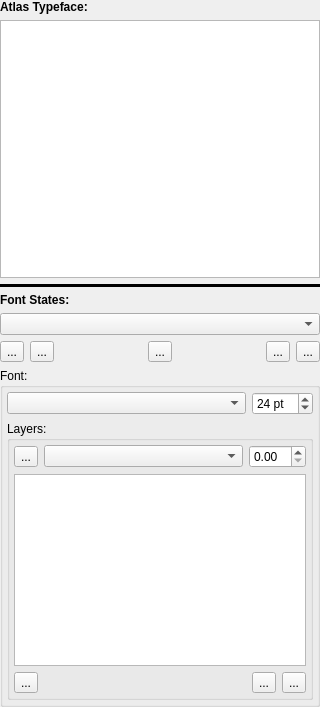
The window that Harmony/src/Editor/Font/FontWidget.ui (GameOverture/HarmonyEngine) describes before a commit, drawn with Qt 5.
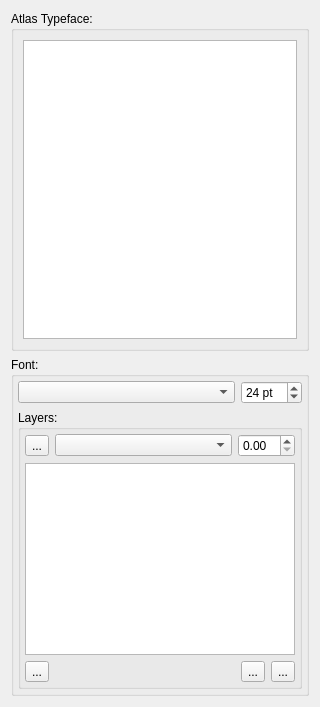
The same window after the commit. Icons and pictures are not drawn. Custom widgets are drawn as their Qt base class.

Commit message: New Base Class Widget 'IWidget' has reusable state stuff and interfaces common between all project items

```diff
--- a/Harmony/src/Editor/Font/FontWidget.ui
+++ b/Harmony/src/Editor/Font/FontWidget.ui
@@ -14,134 +14,19 @@
    <string>Form</string>
   </property>
   <layout class="QVBoxLayout" name="verticalLayout_2">
-   <property name="leftMargin">
-    <number>0</number>
-   </property>
-   <property name="topMargin">
-    <number>0</number>
-   </property>
-   <property name="rightMargin">
-    <number>0</number>
-   </property>
-   <property name="bottomMargin">
-    <number>0</number>
-   </property>
    <item>
-    <widget class="QLabel" name="label">
-     <property name="font">
-      <font>
-       <weight>75</weight>
-       <bold>true</bold>
-      </font>
-     </property>
-     <property name="text">
+    <layout class="QVBoxLayout" name="verticalLayout">
+     <item>
+      <widget class="QGroupBox" name="groupBox_2">
+       <property name="title">
       <string>Atlas Typeface:</string>
      </property>
-    </widget>
-   </item>
+       <layout class="QVBoxLayout" name="verticalLayout_5">
    <item>
     <widget class="PropertiesTreeView" name="typefaceProperties"/>
    </item>
-   <item>
-    <widget class="Line" name="line_3">
-     <property name="frameShadow">
-      <enum>QFrame::Plain</enum>
-     </property>
-     <property name="lineWidth">
-      <number>5</number>
-     </property>
-     <property name="orientation">
-      <enum>Qt::Horizontal</enum>
-     </property>
-    </widget>
-   </item>
-   <item>
-    <widget class="QLabel" name="label_9">
-     <property name="font">
-      <font>
-       <weight>75</weight>
-       <bold>true</bold>
-      </font>
-     </property>
-     <property name="text">
-      <string>Font States:</string>
-     </property>
-    </widget>
-   </item>
-   <item>
-    <widget class="QComboBox" name="cmbStates">
-     <property name="sizePolicy">
-      <sizepolicy hsizetype="Expanding" vsizetype="Fixed">
-       <horstretch>0</horstretch>
-       <verstretch>0</verstretch>
-      </sizepolicy>
-     </property>
-    </widget>
-   </item>
-   <item>
-    <layout class="QHBoxLayout" name="horizontalLayout_5">
-     <item>
-      <widget class="QToolButton" name="btnAddState">
-       <property name="text">
-        <string>...</string>
-       </property>
-      </widget>
-     </item>
-     <item>
-      <widget class="QToolButton" name="btnRemoveState">
-       <property name="text">
-        <string>...</string>
-       </property>
-      </widget>
-     </item>
-     <item>
-      <spacer name="horizontalSpacer_4">
-       <property name="orientation">
-        <enum>Qt::Horizontal</enum>
-       </property>
-       <property name="sizeHint" stdset="0">
-        <size>
-         <width>40</width>
-         <height>20</height>
-        </size>
-       </property>
-      </spacer>
-     </item>
-     <item>
-      <widget class="QToolButton" name="btnRenameState">
-       <property name="text">
-        <string>...</string>
-       </property>
-      </widget>
-     </item>
-     <item>
-      <spacer name="horizontalSpacer_5">
-       <property name="orientation">
-        <enum>Qt::Horizontal</enum>
-       </property>
-       <property name="sizeHint" stdset="0">
-        <size>
-         <width>40</width>
-         <height>20</height>
-        </size>
-       </property>
-      </spacer>
-     </item>
-     <item>
-      <widget class="QToolButton" name="btnOrderStateBack">
-       <property name="text">
-        <string>...</string>
-       </property>
-      </widget>
-     </item>
-     <item>
-      <widget class="QToolButton" name="btnOrderStateForward">
-       <property name="text">
-        <string>...</string>
-       </property>
-      </widget>
-     </item>
-    </layout>
+       </layout>
+      </widget>
    </item>
    <item>
     <widget class="QGroupBox" name="grpFontState">
@@ -295,6 +180,8 @@
       </item>
      </layout>
     </widget>
+     </item>
+    </layout>
    </item>
   </layout>
   <action name="actionAddState">
```
Lines whose indentation alone changed are shown as unchanged. The commit also changes 22 other files.
